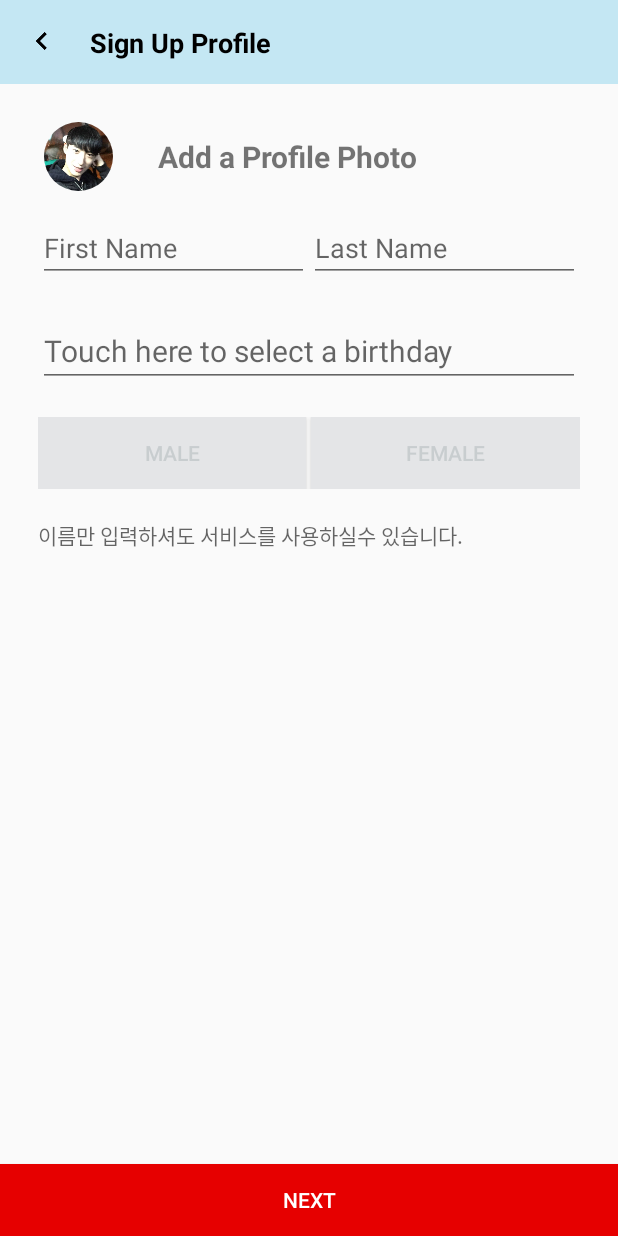
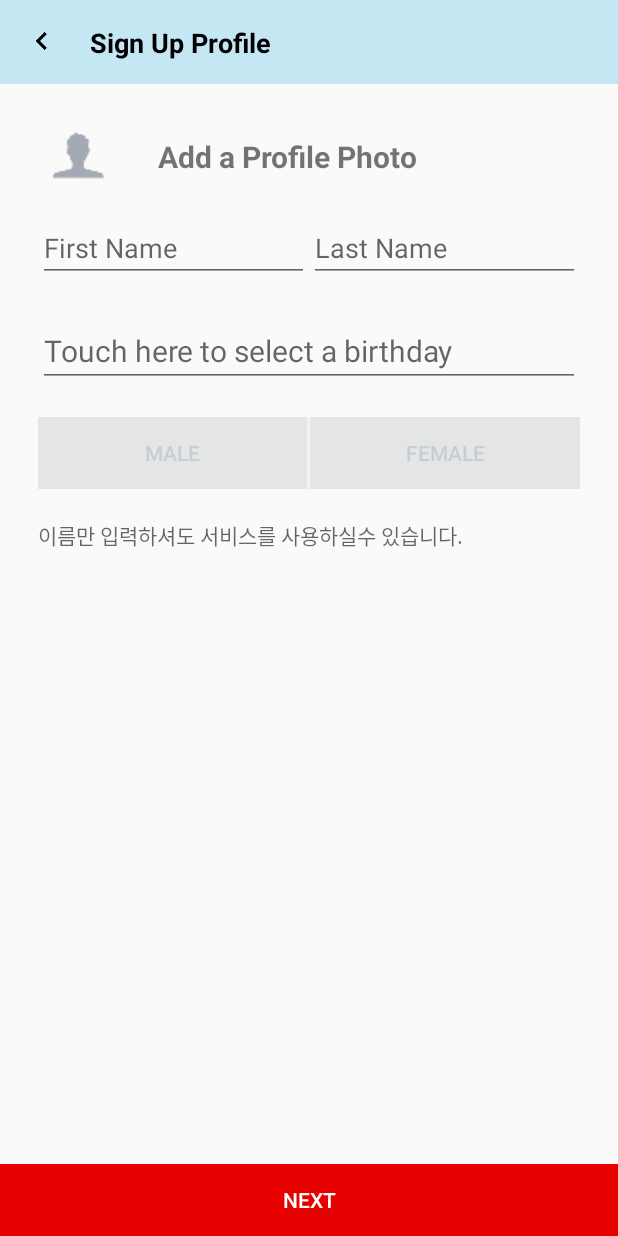
Before and after one commit to Nanamare/android_roler, an Android app: the SignUpProfileActivity screen opened directly, with no data from a screen before it, on a phone screen of 412 x 824 dp. Run offline under Robolectric (Android 15) with nearby library versions, the phone set to English and light mode, and no system bars; our stand-ins replace ButterKnife, CircleImageView; libraries missing offline, so code that uses them is left out: cc.cloudist.acplibrary, retrofit2.adapter.rxjava, rx.android.schedulers, rx.schedulers, rx.subscriptions; 5 statements that could not run were skipped.

Commit message:
[최종 기능 구현 완료, 저장소 이동]

```diff
--- a/roler-master/Roler/app/src/main/java/com/buttering/roler/login/LogInActivity.java
+++ b/roler-master/Roler/app/src/main/java/com/buttering/roler/login/LogInActivity.java
@@ -270,7 +270,7 @@ public class LogInActivity extends AppCompatActivity implements GoogleApiClient.
 				String refreshToken = mOAuthLoginModule.getRefreshToken(getApplicationContext());
 				long expiresAt = mOAuthLoginModule.getExpiresAt(getApplicationContext());
 				String tokenType = mOAuthLoginModule.getTokenType(getApplicationContext());
-				Toast.makeText(getApplicationContext(), accessToken + refreshToken + expiresAt + tokenType, Toast.LENGTH_SHORT).show();
+				Toast.makeText(LogInActivity.this, "네이버 로그인 접속 중", Toast.LENGTH_SHORT).show();
 
 				new Thread() {
 					@Override
--- a/roler-master/Roler/app/src/main/java/com/buttering/roler/net/baseservice/UserService.java
+++ b/roler-master/Roler/app/src/main/java/com/buttering/roler/net/baseservice/UserService.java
@@ -169,7 +169,7 @@ public class UserService extends BaseService {
 
 						@Override
 						public void onError(Throwable e) {
-							subscriber.onError(e);
+							subscriber.onError(new Throwable("서버에 문제가 있습니다."));
 						}
 
 						@Override
@@ -180,7 +180,7 @@ public class UserService extends BaseService {
 									subscriber.onCompleted();
 
 								} else {
-									subscriber.onError(new Throwable());
+									subscriber.onError(new Throwable("이메일 또는 비밀번호를 확인해주세요"));
 								}
 							} catch (IOException e) {
 								e.printStackTrace();
--- a/roler-master/Roler/app/src/main/java/com/buttering/roler/plan/PlanActivity.java
+++ b/roler-master/Roler/app/src/main/java/com/buttering/roler/plan/PlanActivity.java
@@ -345,6 +345,7 @@ public class PlanActivity extends AppCompatActivity implements IPlanView {
 				badgeReceiver,
 				new IntentFilter("badgeCount")
 		);
+		planPresenter.getRoleContent(Integer.valueOf(MyInfoDAO.getInstance().getUserId()));
 	}
 
 	public List<Role> receiveRoles() {
--- a/roler-master/Roler/app/src/main/res/layout/activity_sign_up_profile.xml
+++ b/roler-master/Roler/app/src/main/res/layout/activity_sign_up_profile.xml
@@ -45,7 +45,7 @@
                     android:layout_height="46dp"
                     android:layout_gravity="center"
                     android:layout_marginLeft="4dp"
-                    android:src="@drawable/abcde"/>
+                    android:src="@drawable/ic_menu"/>
 
                 <TextView
                     android:layout_width="wrap_content"
```
